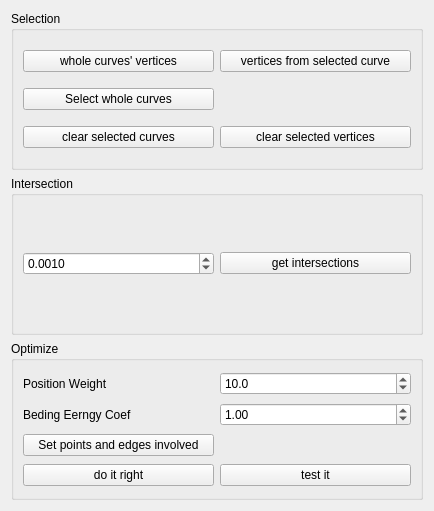
The window that elastic/elasticpanel.ui (nullas/PetGL) describes before a commit, drawn with Qt 5.
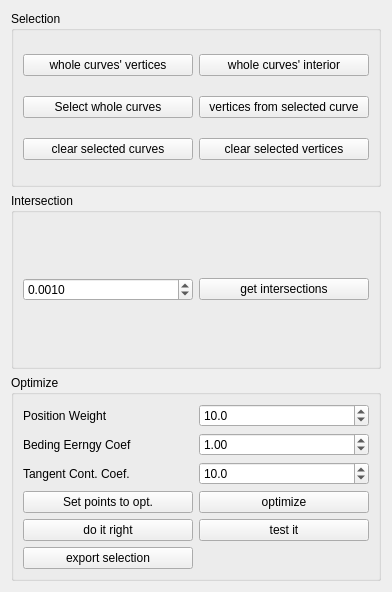
The same window after the commit.

Commit message: will change Point to Vec3d

What changed in the file:
```diff
--- a/elastic/elasticpanel.ui
+++ b/elastic/elasticpanel.ui
@@ -6,14 +6,14 @@
    <rect>
     <x>0</x>
     <y>0</y>
-    <width>434</width>
-    <height>511</height>
+    <width>392</width>
+    <height>592</height>
    </rect>
   </property>
   <property name="windowTitle">
    <string>Form</string>
   </property>
-  <layout class="QGridLayout" name="gridLayout">
+  <layout class="QGridLayout" name="gridLayout_4">
    <item row="0" column="0">
     <widget class="QGroupBox" name="groupBox">
      <property name="title">
@@ -41,13 +41,6 @@
         </property>
        </widget>
       </item>
-      <item row="0" column="1">
-       <widget class="QPushButton" name="pushButton_VerticesFromCurves">
-        <property name="text">
-         <string>vertices from selected curve</string>
-        </property>
-       </widget>
-      </item>
       <item row="0" column="0">
        <widget class="QPushButton" name="pushButton_wholeCurvesVertices">
         <property name="text">
@@ -55,6 +48,20 @@
         </property>
        </widget>
       </item>
+      <item row="1" column="1">
+       <widget class="QPushButton" name="pushButton_VerticesFromCurves">
+        <property name="text">
+         <string>vertices from selected curve</string>
+        </property>
+       </widget>
+      </item>
+      <item row="0" column="1">
+       <widget class="QPushButton" name="pushButton_wholeCurvesInteriorVertices">
+        <property name="text">
+         <string>whole curves' interior</string>
+        </property>
+       </widget>
+      </item>
      </layout>
     </widget>
    </item>
@@ -95,34 +102,62 @@
      <property name="title">
       <string>Optimize</string>
      </property>
-     <layout class="QGridLayout" name="gridLayout_5">
-      <item row="0" column="1">
-       <widget class="QDoubleSpinBox" name="doubleSpinBox_PositionConstraintsWeight">
+     <layout class="QGridLayout" name="gridLayout">
+      <item row="4" column="1">
+       <widget class="QPushButton" name="pushButton_test">
+        <property name="text">
+         <string>test it</string>
+        </property>
+       </widget>
+      </item>
+      <item row="2" column="1">
+       <widget class="QDoubleSpinBox" name="doubleSpinBox_TangentConstraintsCoef">
         <property name="decimals">
          <number>1</number>
         </property>
         <property name="maximum">
-         <double>100000.000000000000000</double>
+         <double>1000.000000000000000</double>
         </property>
         <property name="value">
          <double>10.000000000000000</double>
         </property>
        </widget>
       </item>
-      <item row="0" column="0">
-       <widget class="QLabel" name="label_PositionConstraintsWeight">
-        <property name="text">
-         <string>Position Weight</string>
-        </property>
-       </widget>
-      </item>
-      <item row="3" column="0">
+      <item row="4" column="0">
        <widget class="QPushButton" name="pushButton_doitright">
         <property name="text">
          <string>do it right</string>
         </property>
        </widget>
       </item>
+      <item row="3" column="0">
+       <widget class="QPushButton" name="pushButton_setInvolved">
+        <property name="text">
+         <string>Set points to opt.</string>
+        </property>
+       </widget>
+      </item>
+      <item row="3" column="1">
+       <widget class="QPushButton" name="pushButton_optimize">
+        <property name="text">
+         <string>optimize</string>
+        </property>
+       </widget>
+      </item>
+      <item row="2" column="0">
+       <widget class="QLabel" name="label">
+        <property name="text">
+         <string>Tangent Cont. Coef.</string>
+        </property>
+       </widget>
+      </item>
+      <item row="1" column="1">
+       <widget class="QDoubleSpinBox" name="doubleSpinBox_BendingEnergyCoef">
+        <property name="value">
+         <double>1.000000000000000</double>
+        </property>
+       </widget>
+      </item>
       <item row="1" column="0">
        <widget class="QLabel" name="label_BendingEnergyCoef">
         <property name="text">
@@ -130,24 +165,30 @@
         </property>
        </widget>
       </item>
-      <item row="1" column="1">
-       <widget class="QDoubleSpinBox" name="doubleSpinBox_BendingEnergyCoef">
+      <item row="0" column="0">
+       <widget class="QLabel" name="label_PositionConstraintsWeight">
+        <property name="text">
+         <string>Position Weight</string>
+        </property>
+       </widget>
+      </item>
+      <item row="0" column="1">
+       <widget class="QDoubleSpinBox" name="doubleSpinBox_PositionConstraintsWeight">
+        <property name="decimals">
+         <number>1</number>
+        </property>
+        <property name="maximum">
+         <double>100000.000000000000000</double>
+        </property>
         <property name="value">
-         <double>1.000000000000000</double>
+         <double>10.000000000000000</double>
         </property>
        </widget>
       </item>
-      <item row="3" column="1">
-       <widget class="QPushButton" name="pushButton_test">
+      <item row="5" column="0">
+       <widget class="QPushButton" name="pushButton_exprotSelection">
         <property name="text">
-         <string>test it</string>
-        </property>
-       </widget>
-      </item>
-      <item row="2" column="0">
-       <widget class="QPushButton" name="pushButton_setInvolved">
-        <property name="text">
-         <string>Set points and edges involved</string>
+         <string>export selection</string>
         </property>
        </widget>
       </item>
```
The commit also changes 15 other files.
